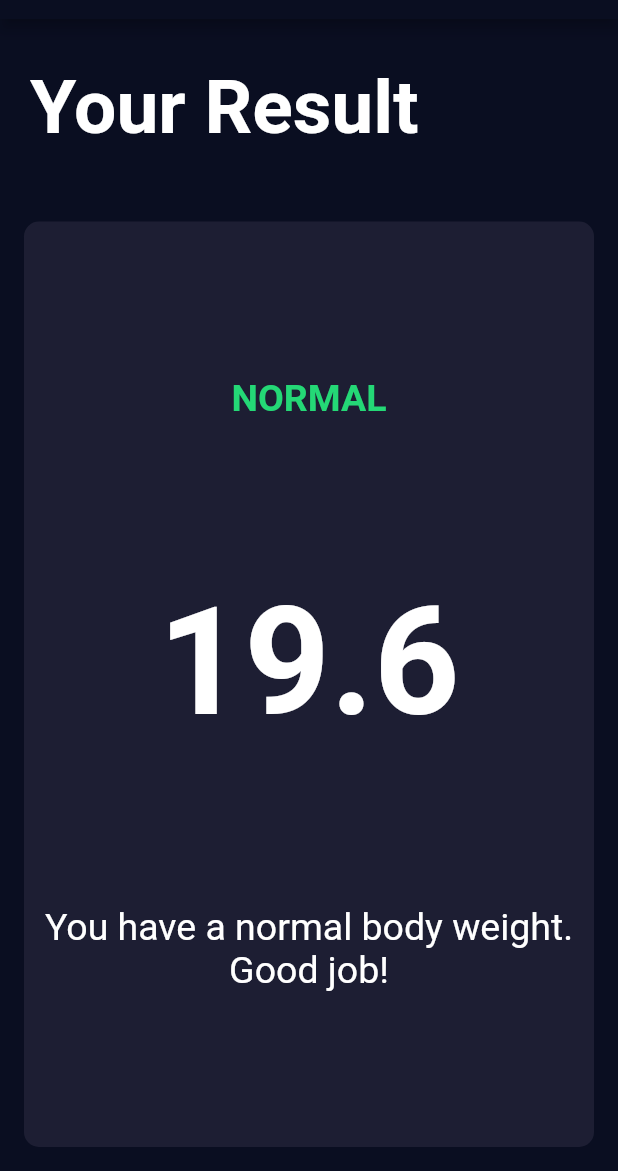
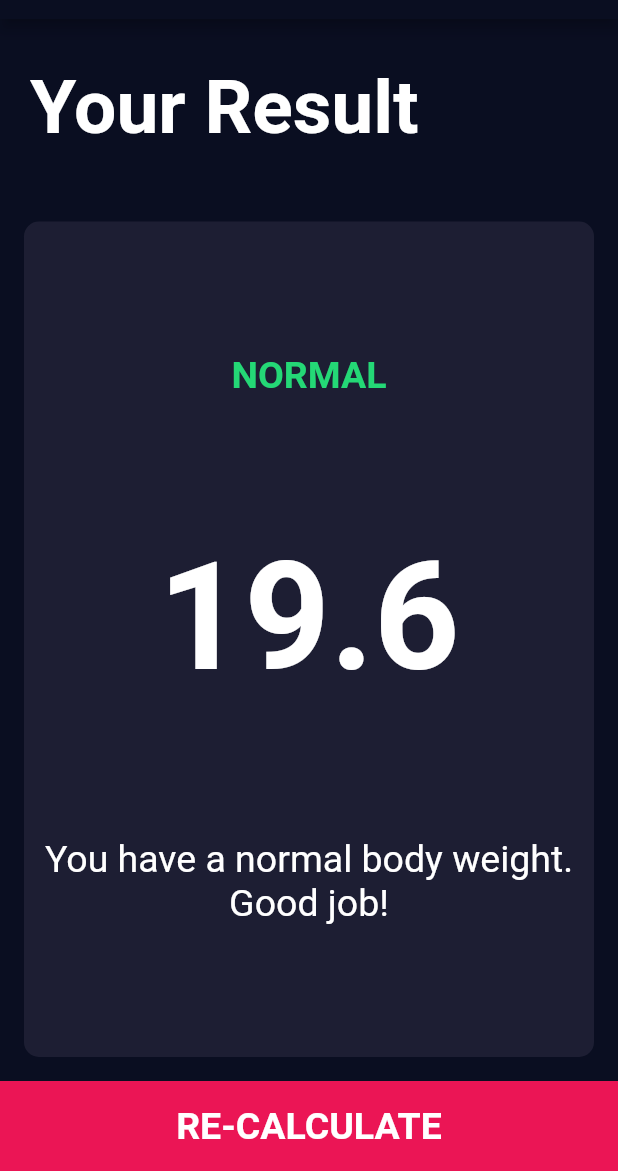
Before and after one commit to HeratUni-CS/bmi-calculator-RamezRayyan64, a Flutter app: the screen it shows after launch, after a tap on "CALCULATE", on a phone screen of 412 x 824 dp, the part 65-1236 px from its top. Run offline on Flutter 3.47's test engine with Material 2 defaults, Android fonts, the phone set to English and light mode, and no system bars.

Commit message:
re calculate button widget added to result screen

```diff
--- a/lib/screens/result_screen.dart
+++ b/lib/screens/result_screen.dart
@@ -1,3 +1,4 @@
+import 'package:bmi_starting/widgets/bottom_page_button_widget.dart';
 import 'package:flutter/material.dart';
 
 class ResultScreen extends StatefulWidget {
@@ -71,12 +72,18 @@ class _ResultScreenState extends State<ResultScreen> {
                         style: const TextStyle(fontSize: 25),
                         textAlign: TextAlign.center,
                       ),
-                    )
+                    ),
                   ],
                 ),
               ),
             ),
           ),
+          BottomPageButtonWidget(
+            onTap: () {
+              Navigator.pop(context);
+            },
+            text: 'RE-CALCULATE',
+          )
         ],
       ),
     );
```
